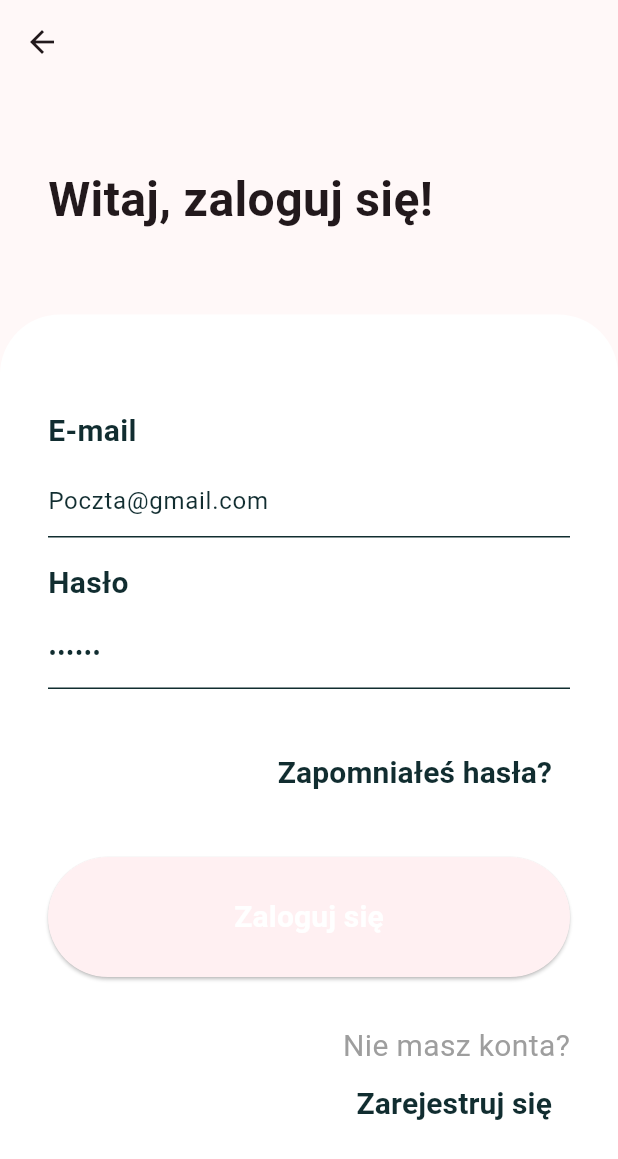
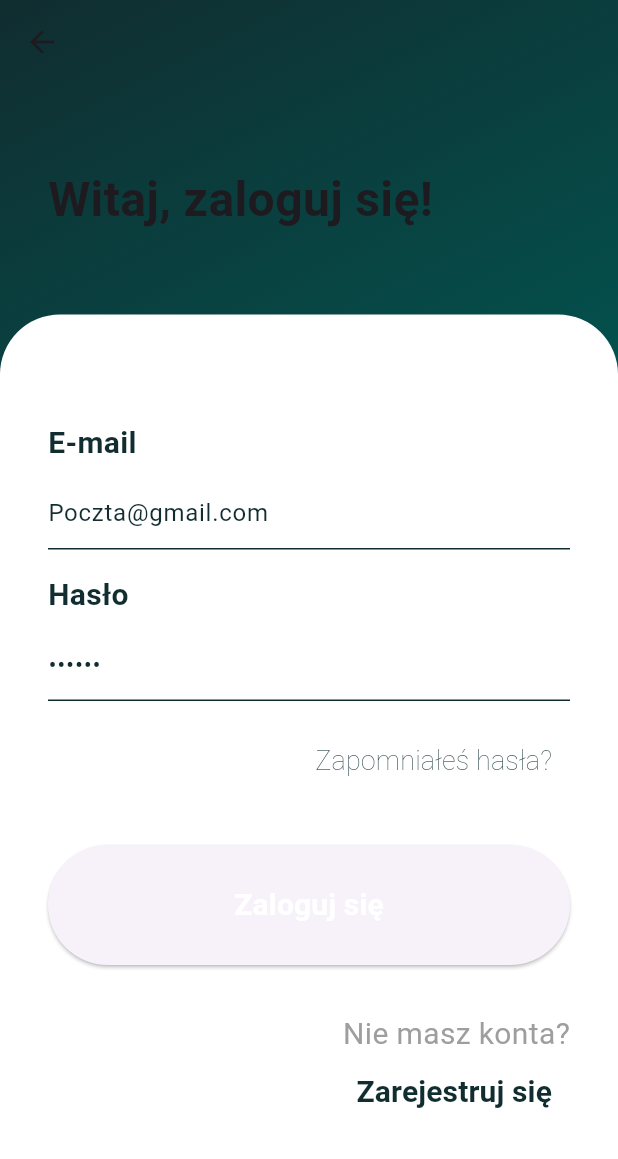
Before and after one commit to sskef-web/PasadenaMobileClient, a Flutter app: the screen it shows after launch, after a tap on "Zaloguj się", on a phone screen of 412 x 824 dp. Shown: the top 1159 px of the screen. Run offline on Flutter 3.47's test engine with Material 3 defaults, Android fonts, the phone set to English and light mode, and no system bars; our stand-ins replace font_awesome_flutter, shared_preferences; generated files the repository leaves out were written again; network calls fail; Roboto replaces fonts that are missing (Exo2).

Commit message:
Update UI

```diff
--- /dev/null
+++ b/devtools_options.yaml
@@ -0,0 +1,3 @@
+description: This file stores settings for Dart & Flutter DevTools.
+documentation: https://docs.flutter.dev/tools/devtools/extensions#configure-extension-enablement-states
+extensions:
--- a/lib/l10n/app_ru.arb
+++ b/lib/l10n/app_ru.arb
@@ -2,10 +2,10 @@
     "helloWorld": "Привет мир!",
     "selectLanguage": "Изменить язык",
     "welcome": "Добро пожаловать",
-    "loginButton": "Авторизоваться",
+    "loginButton": "Войти",
     "registerButton": "Зарегистрироваться",
-    "socialText": "Наши социальные сети",
-    "loginTitle": "Здравствуйте, авторизуйтесь!",
+    "socialText": "Следите за нами в социальных сетях",
+    "loginTitle": "Войдите в аккаунт",
     "registerTitle": "Создание аккаунта",
     "password": "Пароль",
     "forgotPassword": "Забыли пароль?",
--- a/lib/main.dart
+++ b/lib/main.dart
@@ -5,7 +5,7 @@
 import 'package:flutter_gen/gen_l10n/app_localizations.dart';
 import 'package:provider/provider.dart';
 
-String appTitle = "Авторизация";
+String appTitle = "";
 String baseURL = 'https://sskef.site/api/';
 
 void main() {
@@ -35,36 +35,17 @@
             locale: languageProvider.locale,
             title: appTitle,
             theme: ThemeData(
-              colorScheme: ColorScheme.fromSeed(
-                seedColor: Colors.transparent,
-              ),
               useMaterial3: true,
               fontFamily: 'Exo2',
             ),
             darkTheme: ThemeData(
               colorScheme: ColorScheme.fromSeed(
-                seedColor: Colors.transparent,
-                brightness: Brightness.dark,
+                brightness: Brightness.dark, seedColor: Colors.transparent,
               ),
               useMaterial3: true,
               fontFamily: 'Exo2',
             ),
-            home: Container(
-              decoration: const BoxDecoration(
-                gradient: LinearGradient(
-                  colors: [
-                    Color.fromARGB(1, 17, 45, 48),
-                    Color.fromARGB(1, 17, 45, 48),
-                    Color.fromARGB(1, 4, 79, 75),
-                    Color.fromARGB(1, 1, 86, 81),
-                  ],
-                  stops: [0.03, 0.27, 0.86, 1],
-                  begin: Alignment.topLeft,
-                  end: Alignment.bottomRight,
-                )
-              ),
-              child: const AuthenticationPage(),
-            ),
+            home: const AuthenticationPage(),
           );
         },
       ),
--- a/lib/pages/authenticationPage.dart
+++ b/lib/pages/authenticationPage.dart
@@ -3,11 +3,12 @@ import 'package:pasadena_mobile_client/data/loginresponse.dart';
 import 'package:pasadena_mobile_client/pages/homePage.dart';
 import 'package:pasadena_mobile_client/main.dart';
 import 'package:flutter/material.dart';
-import 'package:pasadena_mobile_client/pages/languageSelectionPage.dart';
 import 'package:pasadena_mobile_client/pages/loginPage.dart';
 import 'package:pasadena_mobile_client/pages/registerPage.dart';
 import 'package:shared_preferences/shared_preferences.dart';
 import 'package:flutter_gen/gen_l10n/app_localizations.dart';
+
+import 'languageSelectionButton.dart';
 
 class AuthenticationPage extends StatefulWidget {
 
@@ -208,16 +209,37 @@ class _AuthenticationPageState extends State<AuthenticationPage> {
       return HomePage(logoutCallback: _logout);
     } else {
       return Scaffold(
-        body: SafeArea(
+        body: Container (
+          decoration: const BoxDecoration(
+            gradient: LinearGradient(
+              colors: [
+                Color(0xff112d30),
+                Color(0xff112d30),
+                Color(0xff044f4b),
+                Color(0xff015651),
+              ],
+              stops: [0.03, 0.27, 0.86, 1],
+              begin: Alignment.topLeft,
+              end: Alignment.bottomRight,
+            ),
+          ),
+        child: SafeArea(
           child: Column(
             children: [
+              const SizedBox(
+                height: 16.0,
+              ),
+              LanguageSelectionButton(),
+              const SizedBox(
+                height: 16.0,
+              ),
               Expanded(
                 flex: 2,
                 child: Container(
                   alignment: Alignment.center,
                   padding: const EdgeInsets.all(16.0),
                   child: Transform.scale(
-                    scale: 0.8,
+                    scale: 0.6,
                     child: Image.asset(
                       'assets/images/pasadenaLogo.png',
                     ),
@@ -234,26 +256,19 @@ class _AuthenticationPageState extends State<AuthenticationPage> {
                       SizedBox(
                         width: double.infinity,
                         height: 60.0,
-                        child: Text(
-                          AppLocalizations.of(context)!.welcome,
-                          textAlign: TextAlign.center,
-                          textScaler: const TextScaler.linear(2.5),
-                        ),
-                      ),
-                      SizedBox(
-                        width: double.infinity,
-                        height: 60.0,
-                        child: TextButton(
-                          style: TextButton.styleFrom(
+                        child: ElevatedButton(
+                          style: ElevatedButton.styleFrom(
+                            backgroundColor: Colors.white,
                             side: const BorderSide(color: Colors.white),
+                            foregroundColor:
+                            const Color.fromRGBO(17, 45, 48, 1),
                           ),
                           onPressed: () {
                             navigateToLoginPage(context);
                           },
                           child: Text(
                             AppLocalizations.of(context)!.loginButton,
-                            style:
-                                const TextStyle(fontSize: 20.0, color: Colors.white),
+                            style: const TextStyle(fontSize: 20.0, fontWeight: FontWeight.bold),
                           ),
                         ),
                       ),
@@ -263,37 +278,22 @@ class _AuthenticationPageState extends State<AuthenticationPage> {
                       SizedBox(
                         width: double.infinity,
                         height: 60.0,
-                        child: ElevatedButton(
-                          style: ElevatedButton.styleFrom(
-                            backgroundColor: Colors.white,
-                            side: const BorderSide(color: Colors.white),
-                            foregroundColor: Colors.transparent,
+                        child: TextButton(
+                          style: TextButton.styleFrom(
+                            side: const BorderSide(color: Color.fromRGBO(255, 215, 0, 1.0)),
                           ),
                           onPressed: () {
                             navigateToRegisterPage(context);
                           },
                           child: Text(
                             AppLocalizations.of(context)!.registerButton,
-                            style: const TextStyle(fontSize: 20.0),
+                            style:
+                                const TextStyle(fontSize: 20.0, color: Color.fromRGBO(255, 215, 0, 1.0), fontWeight: FontWeight.bold),
                           ),
                         ),
                       ),
                       const SizedBox(
                         height: 32.0,
-                      ),
-                      ElevatedButton(
-                        onPressed: () {
-                          Navigator.push(
-                            context,
-                            MaterialPageRoute(
-                                builder: (_) => const LanguageSelectionPage()),
-                          );
-                        },
-                        child: Text(
-                            AppLocalizations.of(context)!.selectLanguage),
-                      ),
-                      const SizedBox(
-                        height: 16.0,
                       ),
                       SizedBox(
                         width: double.infinity,
@@ -301,7 +301,8 @@ class _AuthenticationPageState extends State<AuthenticationPage> {
                         child: Text(
                           AppLocalizations.of(context)!.socialText,
                           textAlign: TextAlign.center,
-                          textScaler: const TextScaler.linear(1.2),
+                          textScaler: const TextScaler.linear(1.1),
+                          style: const TextStyle (fontWeight: FontWeight.w100),
                         ),
                       ),
                       Row(
@@ -310,25 +311,25 @@ class _AuthenticationPageState extends State<AuthenticationPage> {
                         children: [
                           InkWell(
                             onTap: () {
-                              // Добавьте здесь код для обработки нажатия на иконку Facebook
+
                             },
                             child: const CircleAvatar(
                               backgroundColor: Colors.white,
                               child: Icon(
                                 Icons.facebook_outlined,
-                                color: Color.fromRGBO(17, 45, 48, 1),
+                                color: Color.fromRGBO(5, 76, 73, 1.0),
                               ),
                             ),
                           ),
                           const SizedBox(width: 16.0),
                           InkWell(
                             onTap: () {
-                              // Добавьте здесь код для обработки нажатия на иконку Instagram
+
                             },
                             child: const CircleAvatar(
                               backgroundColor: Colors.white,
                               child: Icon(FontAwesomeIcons.instagram,
-                                  color: Color.fromRGBO(17, 45, 48, 1)),
+                                  color: Color.fromRGBO(5, 76, 73, 1.0)),
                             ),
                           ),
                         ],
@@ -340,6 +341,7 @@ class _AuthenticationPageState extends State<AuthenticationPage> {
             ],
           ),
         ),
+        ),
       );
     }
   }
--- /dev/null
+++ b/lib/pages/languageSelectionButton.dart
@@ -0,0 +1,141 @@
+import 'dart:async';
+import 'package:flutter/material.dart';
+import 'package:pasadena_mobile_client/data/language_provider.dart';
+import 'package:provider/provider.dart';
+
+class LanguageSelectionButton extends StatefulWidget {
+  const LanguageSelectionButton({Key? key}) : super(key: key);
+
+  @override
+  _LanguageSelectionButtonState createState() => _LanguageSelectionButtonState();
+}
+
+class _LanguageSelectionButtonState extends State<LanguageSelectionButton> {
+  Locale? selectedLocale;
+  String _nowLocale = 'PL';
+
+  @override
+  void dispose() {
+    super.dispose();
+  }
+
+  @override
+  Widget build(BuildContext context) {
+    final languageProvider = Provider.of<LanguageProvider>(context);
+
+    return Container(
+      width: 120,
+      height: 40,
+      decoration: BoxDecoration(
+        border: Border.all(
+          color: const Color.fromRGBO(255, 215, 0, 1.0),
+          width: 1.0,
+        ),
+        borderRadius: BorderRadius.circular(50),
+      ),
+      child: Center (
+        child:  Padding(
+          padding: const EdgeInsets.all(8.0),
+          child: DropdownButton<Locale>(
+            value: selectedLocale,
+            onChanged: (Locale? newValue) {
+              setState(() {
+                selectedLocale = newValue;
+                switch (selectedLocale!.languageCode) {
+                  case 'ru':
+                    _nowLocale = 'RU';
+                    break;
+                  case 'pl':
+                    _nowLocale = 'PL';
+                    break;
+                  case 'en':
+                    _nowLocale = 'EN';
+                    break;
+                  default:
+                    _nowLocale = 'PL';
+                }
+              });
+              languageProvider.changeLanguage(newValue!);
+            },
+            items: [
+              DropdownMenuItem<Locale>(
+                value: const Locale('ru'),
+                child: Text(
+                  'RU',
+                  style: TextStyle(
+                    color: const Color.fromRGBO(255, 215, 0, 1.0),
+                    fontSize: 16.0,
+                  ),
+                ),
+              ),
+              DropdownMenuItem<Locale>(
+                value: const Locale('pl'),
+                child: Text(
+                  'PL',
+                  style: TextStyle(
+                    color: const Color.fromRGBO(255, 215, 0, 1.0),
+                    fontSize: 16.0,
+                  ),
+                ),
+              ),
+              DropdownMenuItem<Locale>(
+                value: const Locale('en'),
+                child: Text(
+                  'EN',
+                  style: TextStyle(
+                    color: const Color.fromRGBO(255, 215, 0, 1.0),
+                    fontSize: 16.0,
+                  ),
+                ),
+              ),
+            ],
+            hint: Text(
+              _nowLocale,
+              style: TextStyle(
+                color: const Color.fromRGBO(255, 215, 0, 1.0),
+                fontSize: 16.0,
+              ),
+            ),
+            isExpanded: false,
+            underline: SizedBox(), // Убираем нижнее подчеркивание
+            style: TextStyle(fontSize: 16.0),
+            selectedItemBuilder: (BuildContext context) {
+              return [
+                DropdownMenuItem<Locale>(
+                  value: const Locale('ru'),
+                  child: Text(
+                    'RU',
+                    style: TextStyle(
+                      color: const Color.fromRGBO(255, 215, 0, 1.0),
+                      fontSize: 16.0,
+                    ),
+                  ),
+                ),
+                DropdownMenuItem<Locale>(
+                  value: const Locale('pl'),
+                  child: Text(
+                    'PL',
+                    style: TextStyle(
+                      color: const Color.fromRGBO(255, 215, 0, 1.0),
+                      fontSize: 16.0,
+                    ),
+                  ),
+                ),
+                DropdownMenuItem<Locale>(
+                  value: const Locale('en'),
+                  child: Text(
+                    'EN',
+                    style: TextStyle(
+                      color: const Color.fromRGBO(255, 215, 0, 1.0),
+                      fontSize: 16.0,
+                    ),
+                  ),
+                ),
+              ];
+            },
+          ),
+        ),
+      ),
+    );
+  }
+}
--- a/lib/pages/loginPage.dart
+++ b/lib/pages/loginPage.dart
@@ -1,4 +1,3 @@
-
 import 'package:flutter/material.dart';
 import 'package:flutter_gen/gen_l10n/app_localizations.dart';
 
@@ -32,14 +31,29 @@ class _LoginPageState extends State<LoginPage> {
     super.dispose();
   }
 
-
   void forgotPass() {}
 
   @override
   Widget build(BuildContext context) {
     return Scaffold(
-      appBar: AppBar(),
-      body: SafeArea(
+      extendBodyBehindAppBar: true,
+      appBar: AppBar(
+        backgroundColor: Colors.transparent,
+        elevation: 0,
+      ),
+      body: Container(
+        decoration: const BoxDecoration(
+          gradient: LinearGradient(
+            colors: [
+              Color.fromRGBO(17, 45, 48, 1),
+              Color.fromRGBO(1, 86, 81, 1),
+            ],
+            stops: [0.0, 0.5],
+            begin: Alignment.topLeft,
+            end: Alignment.bottomRight,
+          ),
+        ),
+        child: SafeArea(
           child: LayoutBuilder(
             builder: (BuildContext context, BoxConstraints constraints) {
               return Column(
@@ -144,7 +158,7 @@ class _LoginPageState extends State<LoginPage> {
                             ),
                           ),
                         ),
-                      const SizedBox(height: 32.0),
+                        const SizedBox(height: 16.0),
                         Row(
                           mainAxisAlignment: MainAxisAlignment.end,
                           children: [
@@ -154,8 +168,8 @@ class _LoginPageState extends State<LoginPage> {
                                 AppLocalizations.of(context)!.forgotPassword,
                                 textAlign: TextAlign.right,
                                 style: const TextStyle(
-                                fontSize: 20.0,
-                                fontWeight: FontWeight.bold,
+                                  fontSize: 18.0,
+                                  fontWeight: FontWeight.w100,
                                   color: Color.fromRGBO(17, 45, 48, 1),
                                 ),
                               ),
@@ -224,6 +238,7 @@ class _LoginPageState extends State<LoginPage> {
             },
           ),
         ),
+      ),
     );
   }
 }
```
Also changed, not shown: lib/pages/languageSelectionPage.dart (deleted, +0 -69 lines), 1 other file. Lines whose indentation alone changed are shown as unchanged.
